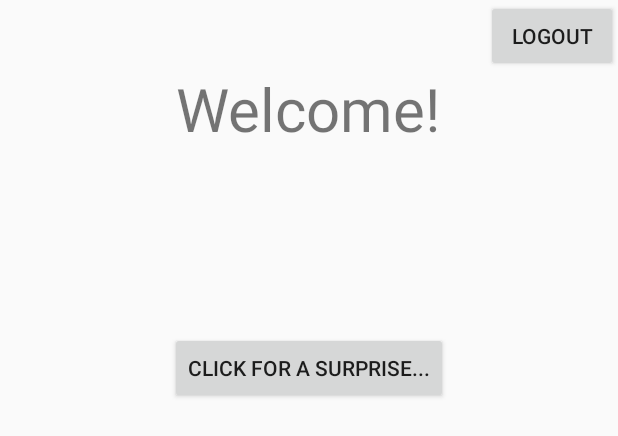
After one commit to LordZamy/Moana, an Android app: the layout loginsuccessful_activity.xml on its own in the app's theme, with its tools: preview values and no code run, on a phone screen of 412 x 824 dp. The commit adds this screen. Shown: the top 436 px of the screen. Run offline under Robolectric (Android 15) with nearby library versions, the phone set to English and light mode, and no system bars.

Commit message:
added LoginSuccesful page and modified manifest to include it

```diff
--- a/app/src/main/AndroidManifest.xml
+++ b/app/src/main/AndroidManifest.xml
@@ -19,6 +19,7 @@
         <activity android:name=".controllers.HomeActivity"/>
         <activity android:name=".controllers.LoginActivity"/>
         <activity android:name=".controllers.RegisterActivity"/>
+        <activity android:name=".controllers.LoginSuccessfulActivity"/>
 
     </application>
 
--- a/app/src/main/java/moanainc/com/moana/controllers/RegisterActivity.java
+++ b/app/src/main/java/moanainc/com/moana/controllers/RegisterActivity.java
@@ -44,10 +44,7 @@ public class RegisterActivity extends AppCompatActivity {
         getBaseContext().startActivity(gotoHome);
     }
 
-    public void gotoInvalidPassword(View view) {
-        Intent gotoInvalidPassword = new Intent(getBaseContext(), InvalidPasswordActivity.class);
-        getBaseContext().startActivity(gotoInvalidPassword);
-    }
+
 
     /**
      * Button handler for the register button
--- /dev/null
+++ b/app/src/main/res/layout/loginsuccessful_activity.xml
@@ -0,0 +1,35 @@
+<?xml version="1.0" encoding="utf-8"?>
+<RelativeLayout xmlns:android="http://schemas.android.com/apk/res/android"
+    android:orientation="vertical" android:layout_width="match_parent"
+    android:layout_height="match_parent"
+    android:weightSum="1">
+
+    <TextView
+        android:text="Welcome!"
+        android:layout_width="wrap_content"
+        android:layout_height="wrap_content"
+        android:layout_alignParentTop="true"
+        android:layout_centerHorizontal="true"
+        android:layout_marginTop="45dp"
+        android:textSize="40sp"
+        android:id="@+id/textView4" />
+
+    <Button
+        android:text="Click for a surprise..."
+        android:layout_width="wrap_content"
+        android:layout_height="wrap_content"
+        android:layout_below="@+id/textView4"
+        android:layout_centerHorizontal="true"
+        android:layout_marginTop="122dp"
+        android:id="@+id/button3"
+        android:onClick="onSurprisePressed" />
+
+    <Button
+        android:text="Logout"
+        android:layout_width="wrap_content"
+        android:layout_height="wrap_content"
+        android:layout_alignParentTop="true"
+        android:layout_alignParentEnd="true"
+        android:id="@+id/button4"
+        android:onClick="goToHome"/>
+</RelativeLayout>
--- /dev/null
+++ b/app/src/main/res/layout/surprise_activity.xml
@@ -0,0 +1,5 @@
+<?xml version="1.0" encoding="utf-8"?>
+<RelativeLayout xmlns:android="http://schemas.android.com/apk/res/android"
+    android:layout_width="match_parent" android:layout_height="match_parent">
+
+</RelativeLayout>
```
Also changed, not shown: app/src/main/java/moanainc/com/moana/controllers/LoginActivity.java (+6 -1 lines), app/src/main/java/moanainc/com/moana/controllers/LoginSuccessfulActivity.java (renamed from app/src/main/java/moanainc/com/moana/controllers/InvalidPasswordActivity.java, +8 -2 lines).
